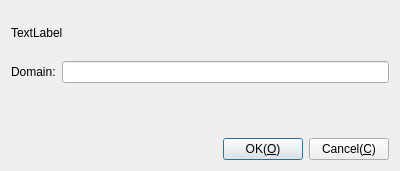
Qt form Plugins/FreeRDP/Client/DlgGetUserPasswordFreeRDP.ui (KangLin/RabbitRemoteControl) before a commit.
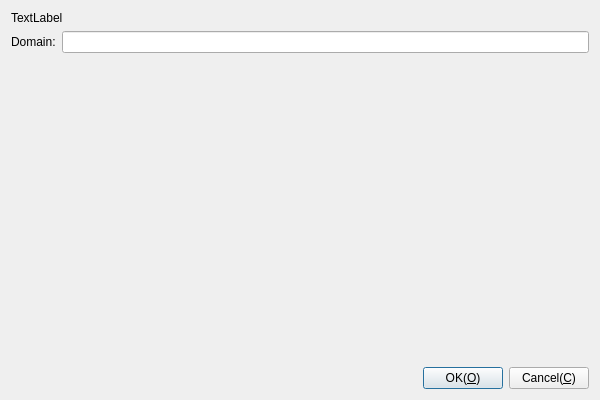
The same form after that commit. Custom widgets are drawn as their Qt base class.

Patch:
```diff
--- a/Plugins/FreeRDP/Client/DlgGetUserPasswordFreeRDP.ui
+++ b/Plugins/FreeRDP/Client/DlgGetUserPasswordFreeRDP.ui
@@ -6,14 +6,21 @@
    <rect>
     <x>0</x>
     <y>0</y>
-    <width>400</width>
-    <height>171</height>
+    <width>600</width>
+    <height>400</height>
    </rect>
   </property>
   <property name="windowTitle">
    <string>Input password</string>
   </property>
   <layout class="QGridLayout" name="gridLayout">
+   <item row="0" column="0">
+    <widget class="QLabel" name="lbText">
+     <property name="text">
+      <string>TextLabel</string>
+     </property>
+    </widget>
+   </item>
    <item row="2" column="0">
     <widget class="CParameterUserUI" name="wUser" native="true"/>
    </item>
@@ -31,19 +38,12 @@
      </item>
     </layout>
    </item>
-   <item row="0" column="0">
-    <widget class="QLabel" name="lbText">
-     <property name="text">
-      <string>TextLabel</string>
-     </property>
-    </widget>
-   </item>
-   <item row="3" column="0">
+   <item row="4" column="0">
     <layout class="QHBoxLayout" name="horizontalLayout">
      <item>
       <spacer name="horizontalSpacer_3">
        <property name="orientation">
-        <enum>Qt::Horizontal</enum>
+        <enum>Qt::Orientation::Horizontal</enum>
        </property>
        <property name="sizeHint" stdset="0">
         <size>
@@ -69,6 +69,19 @@
      </item>
     </layout>
    </item>
+   <item row="3" column="0">
+    <spacer name="verticalSpacer">
+     <property name="orientation">
+      <enum>Qt::Orientation::Vertical</enum>
+     </property>
+     <property name="sizeHint" stdset="0">
+      <size>
+       <width>20</width>
+       <height>40</height>
+      </size>
+     </property>
+    </spacer>
+   </item>
   </layout>
  </widget>
  <customwidgets>
```
